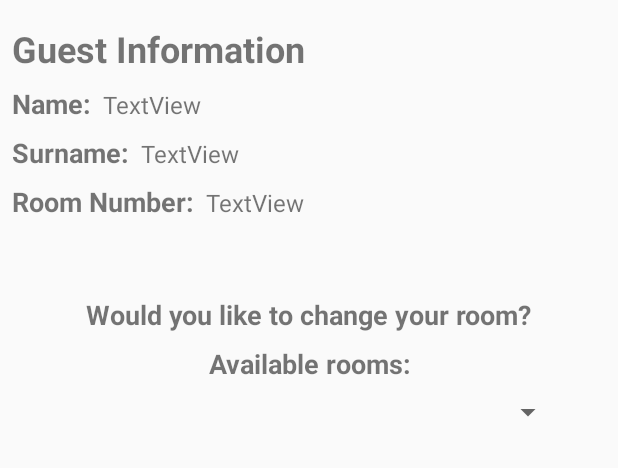
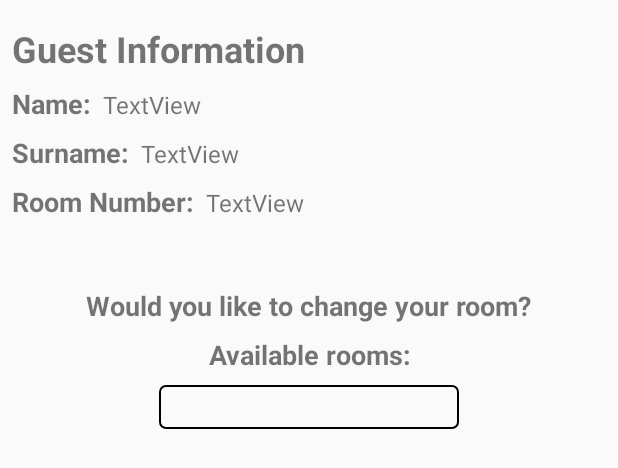
Before and after one commit to stellaselena/Hotel-Application, an Android app: the layout activity_customer.xml on its own in the app's theme, with its tools: preview values and no code run, on a phone screen of 412 x 824 dp. Shown: the top 468 px of the screen. Run offline under Robolectric (Android 15) with nearby library versions, the phone set to English and light mode, and no system bars.

Commit message:
message checkin fixed

```diff
--- a/app/src/main/java/com/example/stellajovanovic/hotelapplication/CheckIn/CheckInActivity.java
+++ b/app/src/main/java/com/example/stellajovanovic/hotelapplication/CheckIn/CheckInActivity.java
@@ -91,8 +91,6 @@ public class CheckInActivity extends AppCompatActivity {
         }
 
 
-
-
         mTextName = (TextView) findViewById(R.id.textViewName);
         mTextName.setText(db.getCustomer(1).getName());
         mButtonChangeInfo = (Button) findViewById(R.id.buttonChangeInfo);
@@ -104,6 +102,8 @@ public class CheckInActivity extends AppCompatActivity {
             }
         });
         mButtonCheckIn = (ImageButton) findViewById(R.id.buttonCheckIn);
+        mTextCheckIn = (TextView) findViewById(R.id.tvCheckIn);
+        mTextCheckIn.setText("You haven't checked in yet");
         mButtonCheckIn.setOnClickListener(new View.OnClickListener() {
             @Override
             public void onClick(View v) {
@@ -117,7 +117,7 @@ public class CheckInActivity extends AppCompatActivity {
         mButtonCheckOut.setOnClickListener(new View.OnClickListener() {
             @Override
             public void onClick(View v) {
-                if (mTextCheckIn.getText().toString().contains("You")) {
+                if (mTextCheckIn.getText().toString().contains("You")){
                     Toast.makeText(getApplicationContext(), "You can't checkout because you are not checked in.",
                             Toast.LENGTH_LONG).show();
                 } else {
--- /dev/null
+++ b/app/src/main/res/drawable/border.xml
@@ -0,0 +1,6 @@
+<shape xmlns:android="http://schemas.android.com/apk/res/android">
+    <stroke android:width="1dp" android:color="#000000" />
+    <padding android:left="7dp" android:top="13dp"
+             android:right="7dp" android:bottom="17dp" />
+    <corners android:radius="4dp" />
+</shape>
--- a/app/src/main/res/layout/activity_check_in.xml
+++ b/app/src/main/res/layout/activity_check_in.xml
@@ -85,7 +85,6 @@
         android:layout_height="wrap_content"
         android:layout_marginLeft="8dp"
         android:layout_marginStart="8dp"
-        android:text="@string/you_haven_t_checked_in_yet"
         android:textSize="16sp"
         android:textStyle="italic"
         app:layout_constraintBaseline_toBaselineOf="@+id/textView15"
--- a/app/src/main/res/layout/activity_customer.xml
+++ b/app/src/main/res/layout/activity_customer.xml
@@ -71,14 +71,14 @@
 
     <Spinner
         android:id="@+id/spinner"
-        android:layout_width="368dp"
+        android:layout_width="200dp"
         android:layout_height="wrap_content"
+        android:background="@drawable/border"
         android:layout_marginLeft="8dp"
         app:layout_constraintLeft_toLeftOf="parent"
         android:layout_marginRight="8dp"
         app:layout_constraintRight_toRightOf="parent"
-        app:layout_constraintHorizontal_bias="0.0"
-        android:layout_marginBottom="7dp"
+        android:layout_marginBottom="8dp"
         app:layout_constraintBottom_toTopOf="@+id/guideline2"/>
 
     <TextView
--- a/app/src/main/res/values/strings.xml
+++ b/app/src/main/res/values/strings.xml
@@ -39,10 +39,13 @@
 
 
     <string-array name="available_rooms">
+        <item> </item>
         <item>5</item>
         <item>10</item>
+        <item>16</item>
         <item>17</item>
         <item>20</item>
         <item>44</item>
+
     </string-array>
 </resources>
```
Also changed, not shown: app/src/main/res/layout/activity_out_and_about.xml (+22 -3 lines).
